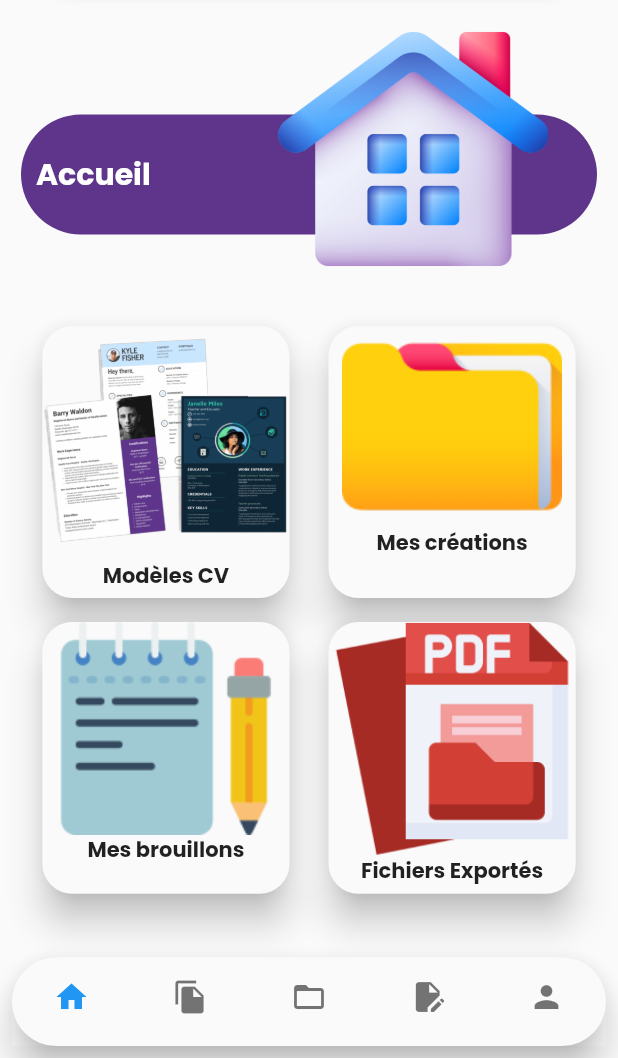
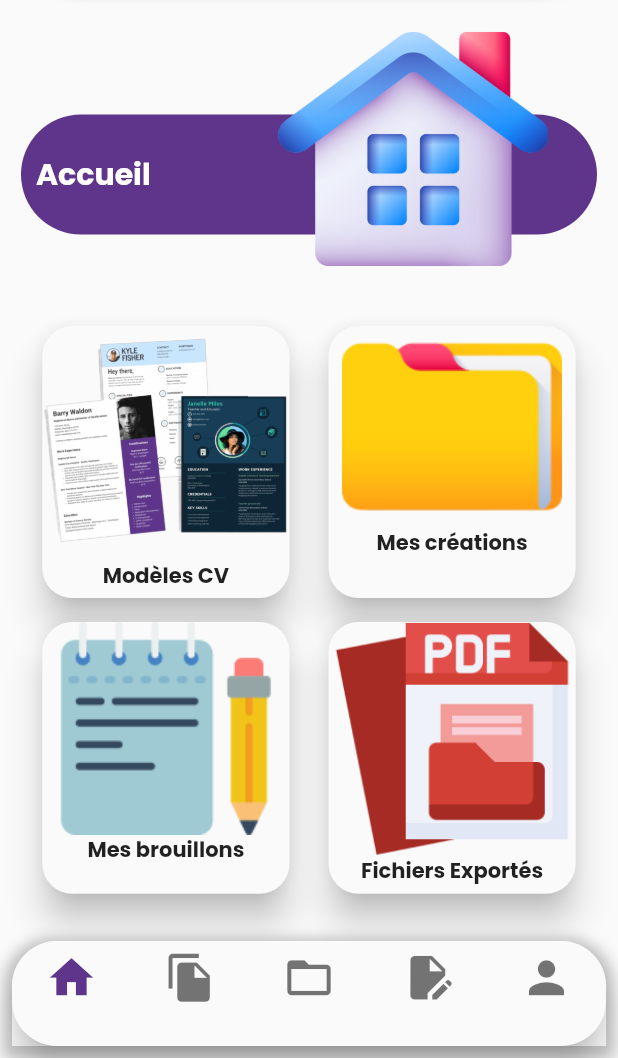
Before and after one commit to Coolhacker009/ProCV, a Flutter app: the HomeScreen screen opened directly, on a phone screen of 412 x 824 dp, the part 178-1236 px from its top. Run offline on Flutter 3.47's test engine with Material 2 defaults, Android fonts, the light colour scheme and no system bars; our stand-ins replace font_awesome_flutter, google_fonts, smooth_page_indicator.

Commit message:
navbar done

```diff
--- a/lib/pages/home.dart
+++ b/lib/pages/home.dart
@@ -5,6 +5,7 @@ import 'package:pro_cv/pages/homepages/home.dart';
 import 'package:pro_cv/pages/homepages/models_cv.dart';
 import 'package:pro_cv/pages/homepages/notifications.dart';
 import 'package:pro_cv/pages/homepages/profile.dart';
+import 'package:pro_cv/utils/constants.dart';
 
 class HomeScreen extends StatefulWidget {
   const HomeScreen({super.key});
@@ -21,7 +22,6 @@ class _HomeScreenState extends State<HomeScreen> {
     CreationsTap(),
     BrouillonTap(),
     ProfileTap(),
-    NotificationsTap() // index 5
   ];
   @override
   Widget build(BuildContext context) {
@@ -35,16 +35,16 @@ class _HomeScreenState extends State<HomeScreen> {
   }
 
   List<BottomNavigationBarItem> items = [
-    const BottomNavigationBarItem(icon: Icon(Icons.home), label: ""),
-    const BottomNavigationBarItem(
+    BottomNavigationBarItem(icon: Icon(Icons.home), label: ""),
+    BottomNavigationBarItem(
         icon: Icon(Icons.file_copy), label: "", backgroundColor: Colors.amber),
-    const BottomNavigationBarItem(
+    BottomNavigationBarItem(
         icon: Icon(
           Icons.folder_open,
         ),
         label: ""),
-    const BottomNavigationBarItem(icon: Icon(Icons.edit_document), label: ""),
-    const BottomNavigationBarItem(icon: Icon(Icons.person), label: "")
+    BottomNavigationBarItem(icon: Icon(Icons.edit_document), label: ""),
+    BottomNavigationBarItem(icon: Icon(Icons.person), label: "")
   ];
 
   bottomNavigationBar() {
@@ -53,6 +53,14 @@ class _HomeScreenState extends State<HomeScreen> {
       padding: const EdgeInsets.all(8.0),
       child: Container(
         decoration: BoxDecoration(
+            boxShadow: [
+              BoxShadow(
+                color: Colors.grey.withOpacity(0.5),
+                spreadRadius: 5,
+                blurRadius: 7,
+                offset: Offset(0, 3), // changes position of shadow
+              ),
+            ],
             borderRadius: BorderRadius.only(
                 topRight: Radius.circular(30), topLeft: Radius.circular(30)),
             color: Colors.white),
@@ -61,10 +69,9 @@ class _HomeScreenState extends State<HomeScreen> {
           shape:
               RoundedRectangleBorder(borderRadius: BorderRadius.circular(30.0)),
           child: BottomNavigationBar(
-            currentIndex: 0,
+            currentIndex: _currentIndex,
             //  fixedColor: primaryF,
-            showUnselectedLabels: false,
-            showSelectedLabels: false,
+
             backgroundColor: Colors.transparent,
             elevation: 0,
             onTap: (index) {
@@ -75,7 +82,8 @@ class _HomeScreenState extends State<HomeScreen> {
             },
             // unselectedItemColor: SecondaryText,
             items: items,
-
+            selectedItemColor: myPurple,
+            iconSize: 35,
             type: BottomNavigationBarType.fixed,
           ),
         ),
```
